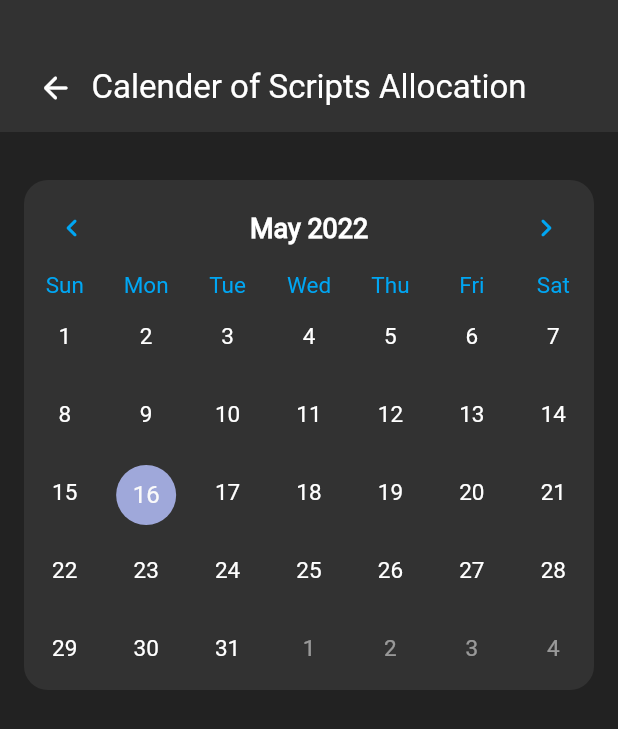
After one commit to chanakaCP/Split-Flap-TV, a Flutter app: the ScriptAllocationScreen screen opened by its route, on a phone screen of 412 x 824 dp. The commit adds this screen. Shown: the top 729 px of the screen. Run offline on Flutter 3.47's test engine with Material 2 defaults, Android fonts, the light colour scheme and no system bars; drawn by our look-alikes of table_calendar; our stand-ins replace cached_network_image, pin_code_fields.

Commit message:
Script alocation screen ui complete

```diff
--- a/lib/config/style/app_style.dart
+++ b/lib/config/style/app_style.dart
@@ -64,6 +64,7 @@ TextStyle fontStyle7({Color? fontColor = white}) => TextStyle(
       fontFamily: robotoFont,
       height: 21.09 / 18.0,
     );
+
 TextStyle fontStyle8({Color? fontColor = white}) => TextStyle(
       fontWeight: FontWeight.w500,
       fontSize: 16.0,
@@ -71,6 +72,7 @@ TextStyle fontStyle8({Color? fontColor = white}) => TextStyle(
       fontFamily: robotoFont,
       height: 18.75 / 18.0,
     );
+
 TextStyle fontStyle9({Color? fontColor = white}) => TextStyle(
       fontWeight: FontWeight.w400,
       fontSize: 10.0,
@@ -78,12 +80,32 @@ TextStyle fontStyle9({Color? fontColor = white}) => TextStyle(
       fontFamily: robotoFont,
       height: 11.72 / 11.72,
     );
+
 TextStyle fontStyle10({Color? fontColor = white}) => TextStyle(
       fontWeight: FontWeight.w500,
       fontSize: 10.0,
       color: fontColor,
       fontFamily: robotoFont,
       height: 11.72 / 11.72,
+    );
+
+TextStyle fontStyle11({Color? fontColor = white}) => TextStyle(
+      fontWeight: FontWeight.w700,
+      fontSize: 18.0,
+      color: fontColor,
+      fontFamily: robotoFont,
+      height: 21.09 / 18.00,
+    );
+
+TextStyle fontStyle12(
+        {Color? fontColor = primaryBlueColor,
+        FontWeight fontWeight = FontWeight.w400}) =>
+    TextStyle(
+      fontWeight: fontWeight,
+      fontSize: 15.0,
+      color: fontColor,
+      fontFamily: robotoFont,
+      height: 15.00 / 17.58,
     );
 
 TextStyle customFontStyle(
--- a/lib/main.dart
+++ b/lib/main.dart
@@ -33,8 +33,9 @@ class MyApp extends StatelessWidget {
         "/AllDevicesScreen": (BuildContext c) => AllDevicesScreen(),
         "/ScriptDetailsScreen": (BuildContext c) => ScriptDetailsScreen(),
         "/CreateNewScriptScreen": (BuildContext c) => CreateNewScriptScreen(),
+        "/ScriptAllocationScreen": (BuildContext c) => ScriptAllocationScreen(),
       },
-      initialRoute: "/HomeScreen",
+      initialRoute: "/SplashScreen",
     );
   }
 }
--- a/lib/ui/screens/authentication/sign_up_screen.dart
+++ b/lib/ui/screens/authentication/sign_up_screen.dart
@@ -82,7 +82,8 @@ class _SignUpScreenState extends State<SignUpScreen> {
                     )
                   ],
                 ),
-              )
+              ),
+              const SizedBox(height: 50)
             ],
           ),
         ),
--- /dev/null
+++ b/lib/ui/screens/scripts/script_allocation_screen.dart
@@ -0,0 +1,76 @@
+import 'package:flutter/material.dart';
+import 'package:split_flap_tv/config/extensions/extensions.dart';
+import 'package:split_flap_tv/config/style/style.dart';
+import 'package:split_flap_tv/ui/widgets/appbars/custom_appbar.dart';
+import 'package:split_flap_tv/ui/widgets/containers/custom_container.dart';
+import 'package:table_calendar/table_calendar.dart';
+
+class ScriptAllocationScreen extends StatefulWidget {
+  @override
+  _ScriptAllocationScreenState createState() => _ScriptAllocationScreenState();
+}
+
+class _ScriptAllocationScreenState extends State<ScriptAllocationScreen> {
+  @override
+  Widget build(BuildContext context) {
+    return Scaffold(
+      backgroundColor: backgroundColor,
+      appBar: const CustomAppbar(title: "Calender of Scripts Allocation"),
+      resizeToAvoidBottomInset: false,
+      body: SingleChildScrollView(
+        child: CustomContainer(
+          margin: defaultMargin,
+          child: Column(
+            children: [
+              CustomContainer(
+                bgColor: primaryBlackColor,
+                borderRadius: 16.fullRadius,
+                child: TableCalendar(
+                  firstDay: DateTime.utc(2010, 10, 16),
+                  lastDay: DateTime.utc(2030, 3, 14),
+                  focusedDay: DateTime.now(),
+                  headerStyle: HeaderStyle(
+                    formatButtonVisible: false,
+                    titleTextStyle: fontStyle11(),
+                    titleCentered: true,
+                    leftChevronIcon: const Icon(
+                      Icons.chevron_left_rounded,
+                      color: primaryBlueColor,
+                    ),
+                    rightChevronIcon: const Icon(
+                      Icons.chevron_right_rounded,
+                      color: primaryBlueColor,
+                    ),
+                  ),
+                  daysOfWeekStyle: DaysOfWeekStyle(
+                    weekdayStyle: fontStyle12(),
+                    weekendStyle: fontStyle12(),
+                  ),
+                  calendarStyle: CalendarStyle(
+                    defaultTextStyle: fontStyle12(
+                      fontWeight: FontWeight.w500,
+                      fontColor: white,
+                    ),
+                    holidayTextStyle: fontStyle12(
+                      fontWeight: FontWeight.w500,
+                      fontColor: white,
+                    ),
+                    weekendTextStyle: fontStyle12(
+                      fontWeight: FontWeight.w500,
+                      fontColor: white,
+                    ),
+                    outsideTextStyle: fontStyle12(
+                      fontWeight: FontWeight.w500,
+                      fontColor: white.withOpacity(0.5),
+                    ),
+                  ),
+                  onDaySelected: (date1, date2) {},
+                ),
+              ),
+            ],
+          ),
+        ),
+      ),
+    );
+  }
+}
--- a/lib/ui/screens/scripts/scripts.dart
+++ b/lib/ui/screens/scripts/scripts.dart
@@ -1,3 +1,4 @@
 export 'all_scripts_screen.dart';
 export 'create_new_script_screen.dart';
+export 'script_allocation_screen.dart';
 export 'script_details_screen.dart';
--- a/lib/ui/widgets/appbars/custom_appbar.dart
+++ b/lib/ui/widgets/appbars/custom_appbar.dart
@@ -64,13 +64,15 @@ class CustomAppbar extends StatelessWidget with PreferredSizeWidget {
               ),
             ),
             Expanded(
+              child: Container(
                 child: titleWidget ??
                     CustomText(
-                    margin: 15.horizontal,
                       text: title ?? "",
                       textAlign: TextAlign.center,
                       containerAlignment: Alignment.center,
                       textStyle: fontStyle4(),
+                      overflow: TextOverflow.ellipsis,
+                    ),
               ),
             ),
             CustomContainer(
--- a/pubspec.yaml
+++ b/pubspec.yaml
@@ -29,9 +29,10 @@ environment:
 dependencies:
   cached_network_image: ^3.2.0
   cupertino_icons: ^1.0.2
+  pin_code_fields: ^7.4.0
+  table_calendar: ^3.0.5
   flutter:
     sdk: flutter
-  pin_code_fields: ^7.4.0
 
 dev_dependencies:
   flutter_lints: ^1.0.0
```
Lines whose indentation alone changed are shown as unchanged.
